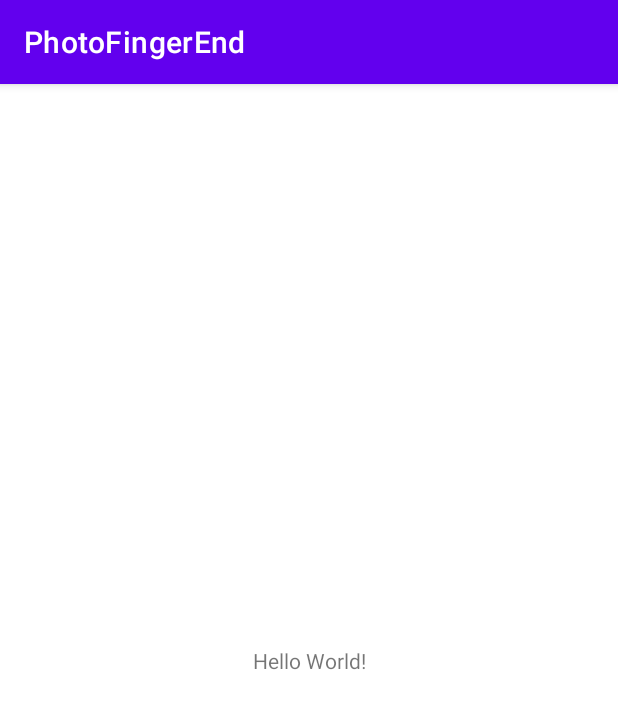
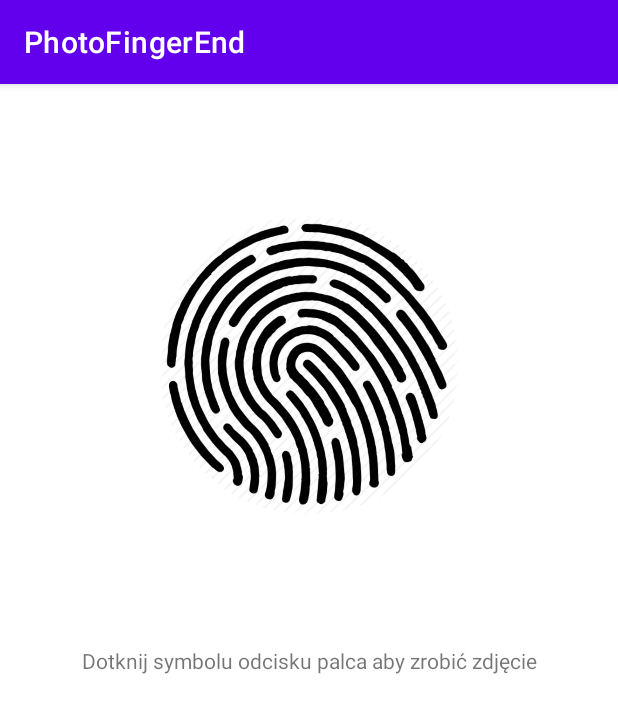
Before and after one commit to darkroom2/photo-finger, an Android app: the screen it shows after launch (MainActivity), on a phone screen of 412 x 824 dp. Shown: the top 713 px of the screen. Run offline under Robolectric (Android 15) with nearby library versions, the phone set to English and light mode, and no system bars; our stand-ins replace CircleImageView.

Commit message:
basic activity for image capturing

```diff
--- a/app/src/main/res/layout/activity_main.xml
+++ b/app/src/main/res/layout/activity_main.xml
@@ -6,13 +6,48 @@
     android:layout_height="match_parent"
     tools:context=".MainActivity">
 
+    <de.hdodenhof.circleimageview.CircleImageView
+        android:id="@+id/fingerprintImage"
+        android:layout_width="200dp"
+        android:layout_height="200dp"
+        android:src="@drawable/fingerprint_template"
+        app:layout_constraintBottom_toTopOf="@+id/instructionText"
+        app:layout_constraintEnd_toEndOf="parent"
+        app:layout_constraintStart_toStartOf="parent"
+        app:layout_constraintTop_toTopOf="parent" />
+
     <TextView
+        android:id="@+id/instructionText"
         android:layout_width="wrap_content"
         android:layout_height="wrap_content"
-        android:text="Hello World!"
+        android:text="@string/instruction_text"
         app:layout_constraintBottom_toBottomOf="parent"
         app:layout_constraintLeft_toLeftOf="parent"
         app:layout_constraintRight_toRightOf="parent"
         app:layout_constraintTop_toTopOf="parent" />
 
+    <Button
+        android:id="@+id/identifyButton"
+        android:layout_width="wrap_content"
+        android:layout_height="wrap_content"
+        android:onClick="processPhoto"
+        android:text="@string/identify"
+        android:visibility="invisible"
+        app:layout_constraintBottom_toBottomOf="parent"
+        app:layout_constraintEnd_toEndOf="parent"
+        app:layout_constraintStart_toStartOf="parent"
+        app:layout_constraintTop_toBottomOf="@+id/instructionText" />
+
+    <Button
+        android:id="@+id/showStepsButton"
+        android:layout_width="wrap_content"
+        android:layout_height="wrap_content"
+        android:layout_marginTop="15dp"
+        android:text="@string/show_steps"
+        android:visibility="invisible"
+        android:onClick="showSteps"
+        app:layout_constraintEnd_toEndOf="parent"
+        app:layout_constraintStart_toStartOf="parent"
+        app:layout_constraintTop_toBottomOf="@+id/identifyButton" />
+
 </androidx.constraintlayout.widget.ConstraintLayout>
--- a/app/src/main/res/values/strings.xml
+++ b/app/src/main/res/values/strings.xml
@@ -1,3 +1,6 @@
 <resources>
     <string name="app_name">PhotoFingerEnd</string>
+    <string name="instruction_text">Dotknij symbolu odcisku palca aby zrobić zdjęcie</string>
+    <string name="identify">Identyfikuj!</string>
+    <string name="show_steps">Pokaż etapy</string>
 </resources>
--- /dev/null
+++ b/app/src/main/res/xml/file_paths.xml
@@ -0,0 +1,4 @@
+<?xml version="1.0" encoding="utf-8"?>
+<paths xmlns:android="http://schemas.android.com/apk/res/android">
+    <external-files-path name="my_images" path="Pictures" />
+</paths>
```
Also changed, not shown: app/src/main/AndroidManifest.xml (+14 -0 lines), app/src/main/java/com/example/photofingerend/MainActivity.java (+118 -0 lines), app/src/main/java/com/example/photofingerend/ProcessImage.java (added, +17 -0 lines), app/src/main/res/drawable/fingerprint_template.png (added).
